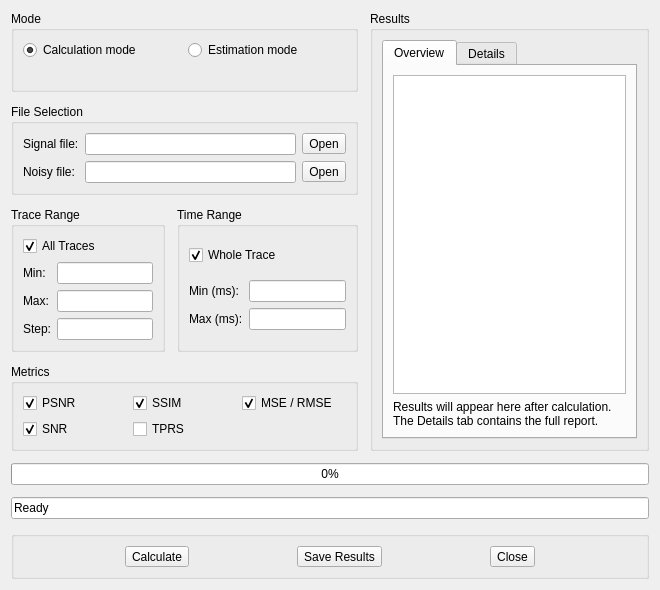
First picture: the form in SeiSeeMp/metricsdialog.ui, repository wangweiwei104/SeiSee, before the edit.
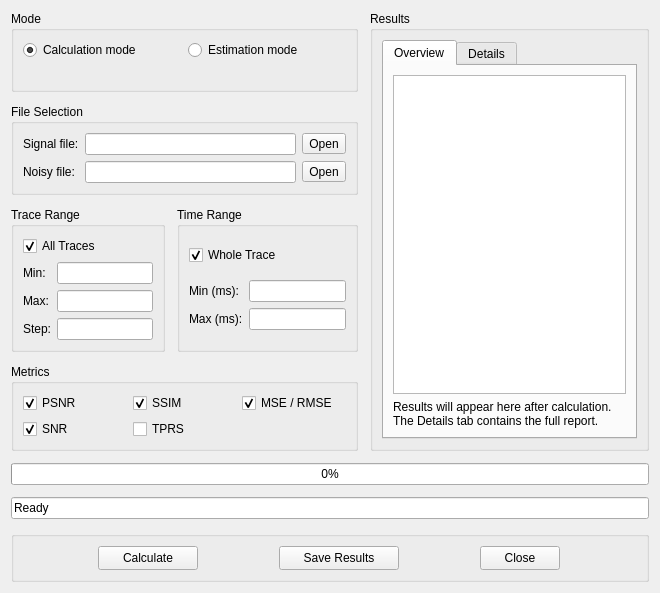
Second picture: the form after the edit. Icons and pictures are not drawn. Custom widgets are drawn as their Qt base class.

```diff
--- a/SeiSeeMp/metricsdialog.ui
+++ b/SeiSeeMp/metricsdialog.ui
@@ -374,6 +374,18 @@
      <layout class="QHBoxLayout" name="horizontalLayout_buttons">
       <item>
        <widget class="QToolButton" name="btnCalculate">
+        <property name="minimumSize">
+         <size>
+          <width>100</width>
+          <height>24</height>
+         </size>
+        </property>
+        <property name="maximumSize">
+         <size>
+          <width>100</width>
+          <height>24</height>
+         </size>
+        </property>
         <property name="text">
          <string>Calculate</string>
         </property>
@@ -381,6 +393,12 @@
          <iconset resource="myrc.qrc">
           <normaloff>:/images/FileSave.png</normaloff>:/images/FileSave.png</iconset>
         </property>
+        <property name="iconSize">
+         <size>
+          <width>20</width>
+          <height>20</height>
+         </size>
+        </property>
         <property name="toolButtonStyle">
          <enum>Qt::ToolButtonTextBesideIcon</enum>
         </property>
@@ -388,6 +406,18 @@
       </item>
       <item>
        <widget class="QToolButton" name="btnSaveResults">
+        <property name="minimumSize">
+         <size>
+          <width>120</width>
+          <height>24</height>
+         </size>
+        </property>
+        <property name="maximumSize">
+         <size>
+          <width>120</width>
+          <height>24</height>
+         </size>
+        </property>
         <property name="text">
          <string>Save Results</string>
         </property>
@@ -395,6 +425,12 @@
          <iconset resource="myrc.qrc">
           <normaloff>:/images/FileSave.png</normaloff>:/images/FileSave.png</iconset>
         </property>
+        <property name="iconSize">
+         <size>
+          <width>20</width>
+          <height>20</height>
+         </size>
+        </property>
         <property name="toolButtonStyle">
          <enum>Qt::ToolButtonTextBesideIcon</enum>
         </property>
@@ -402,12 +438,30 @@
       </item>
       <item>
        <widget class="QToolButton" name="btnClose">
+        <property name="minimumSize">
+         <size>
+          <width>80</width>
+          <height>24</height>
+         </size>
+        </property>
+        <property name="maximumSize">
+         <size>
+          <width>80</width>
+          <height>24</height>
+         </size>
+        </property>
         <property name="text">
          <string>Close</string>
         </property>
         <property name="icon">
          <iconset resource="myrc.qrc">
-          <normaloff>:/images/delete_item.png</normaloff>:/images/delete_item.png</iconset>
+          <normaloff>:/images/DelItem.png</normaloff>:/images/DelItem.png</iconset>
+        </property>
+        <property name="iconSize">
+         <size>
+          <width>20</width>
+          <height>20</height>
+         </size>
         </property>
         <property name="toolButtonStyle">
          <enum>Qt::ToolButtonTextBesideIcon</enum>
```
